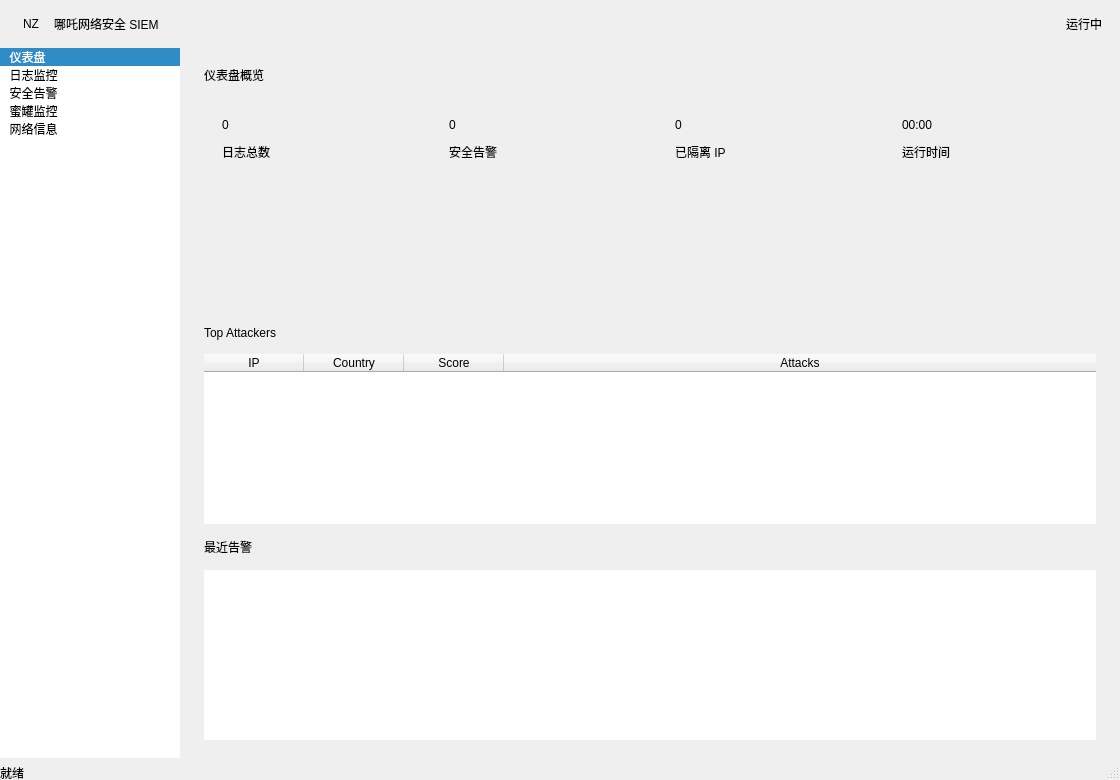
First picture: the form in src/views/monitor.ui, repository ctkqiang/NezhaGuard, before the edit.
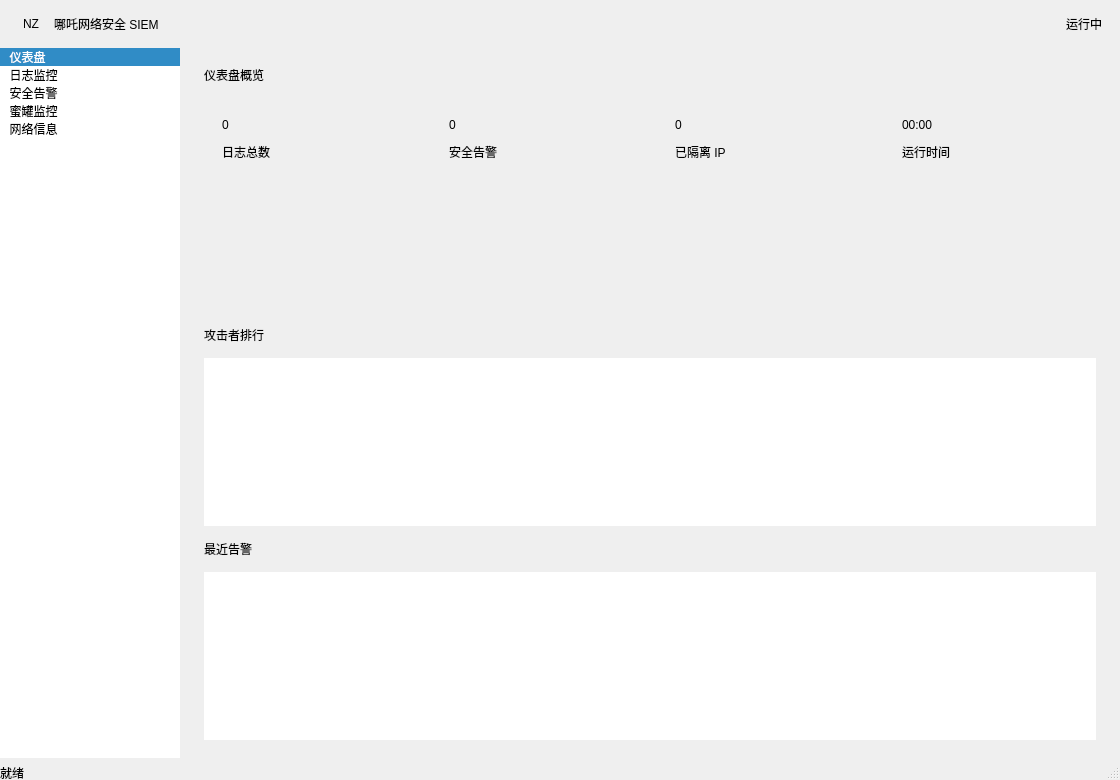
Second picture: the form after the edit.

Commit message:
refactor: UI 组件化拆分 + 主题系统 + 隔离拦截日志增强
- [重构] 新增 detail_panel: 日志/告警/蜜罐详情面板独立组件 (QTextBrowser + 卡片 HTML 布局)
- [重构] 新增 theme.h: 集中式主题色板 (Rose/Pink 双模, 深色/浅色语义 token)
- [重构] monitor.h: SparklineWidget/LogDelegate/AlertDelegate 公开为可复用头文件类
- [重构] main.cc: 隔离拦截日志提取 quarantine_detail() + log_quarantine_block() 辅助函数
- [增强] log_model/gui_sink/monitor: 新增 record_attacker() 攻击者 IP 追踪与聚合
- [UI] monitor.ui: 窗口 1120x780, 侧栏 180px, 头部 48px, 移除 emoji 前缀图标
- [杂项] 修复 honeypot/log_watcher/active_response/geo_ip 头文件清理

Patch:
```diff
--- a/src/views/monitor.ui
+++ b/src/views/monitor.ui
@@ -107,8 +107,8 @@
              <property name="frameShape"><enum>QFrame::NoFrame</enum></property>
             </widget>
            </item>
-           <item><widget class="QLabel" name="attackers_label"><property name="text"><string>Top Attackers</string></property></widget></item>
-           <item><widget class="QTableWidget" name="attackers_table"><property name="maximumHeight"><number>160</number></property><property name="frameShape"><enum>QFrame::NoFrame</enum></property><property name="alternatingRowColors"><bool>true</bool></property><property name="showGrid"><bool>false</bool></property><property name="columnCount"><number>4</number></property><property name="editTriggers"><set>QAbstractItemView::NoEditTriggers</set></property><property name="selectionMode"><enum>QAbstractItemView::SingleSelection</enum></property><property name="selectionBehavior"><enum>QAbstractItemView::SelectRows</enum></property><attribute name="horizontalHeaderVisible"><bool>true</bool></attribute><attribute name="horizontalHeaderStretchLastSection"><bool>true</bool></attribute><attribute name="verticalHeaderVisible"><bool>false</bool></attribute><column><property name="text"><string>IP</string></property></column><column><property name="text"><string>Country</string></property></column><column><property name="text"><string>Score</string></property></column><column><property name="text"><string>Attacks</string></property></column></widget></item>
+           <item><widget class="QLabel" name="attackers_label"><property name="text"><string>攻击者排行</string></property></widget></item>
+           <item><widget class="QTableView" name="attackers_view"><property name="maximumHeight"><number>160</number></property><property name="frameShape"><enum>QFrame::NoFrame</enum></property><property name="alternatingRowColors"><bool>true</bool></property><property name="showGrid"><bool>false</bool></property><property name="selectionBehavior"><enum>QAbstractItemView::SelectRows</enum></property><property name="editTriggers"><set>QAbstractItemView::NoEditTriggers</set></property><attribute name="horizontalHeaderStretchLastSection"><bool>true</bool></attribute><attribute name="horizontalHeaderHighlightSections"><bool>false</bool></attribute><attribute name="verticalHeaderVisible"><bool>false</bool></attribute></widget></item>
            <item><widget class="QLabel" name="recent_alerts_label"><property name="text"><string>最近告警</string></property></widget></item>
            <item>
             <widget class="QTableView" name="recent_alerts_view">
```
The commit also changes 4 other files.
